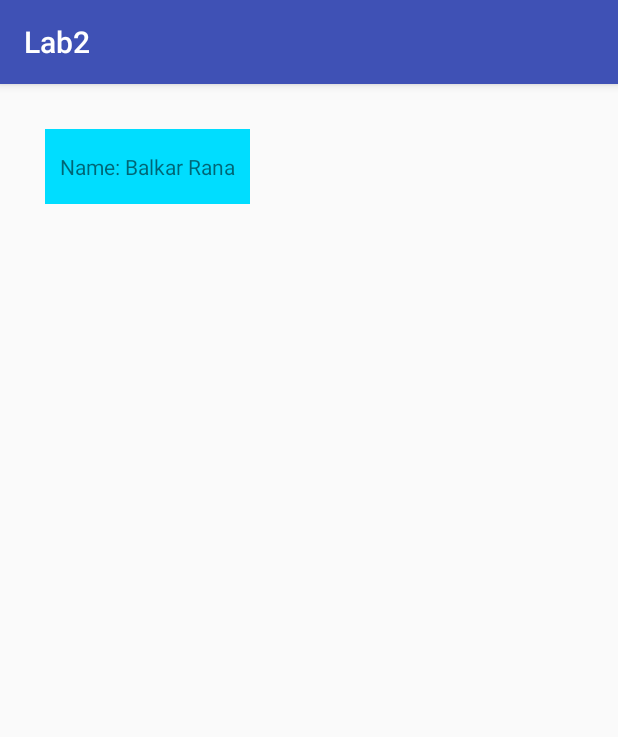
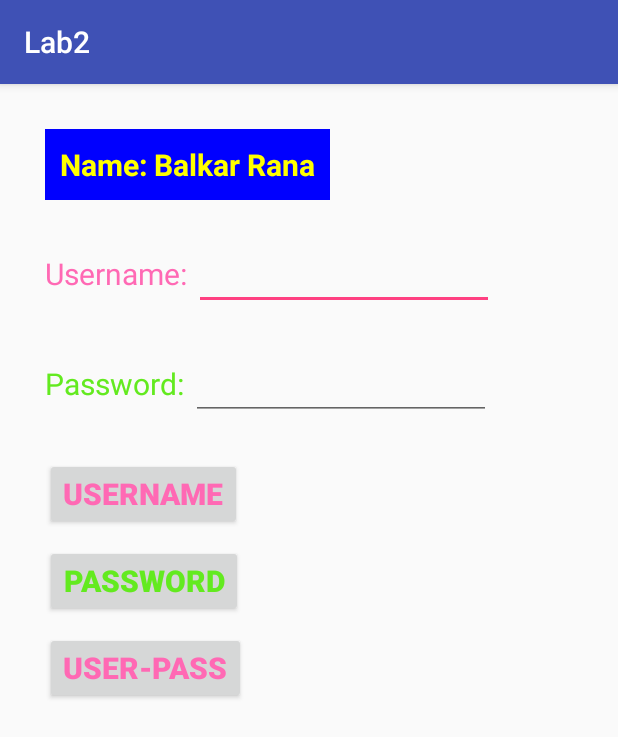
Before and after one commit to BalkarSR/AndroidDevelopment, an Android app: the screen it shows after launch (MainActivity), on a phone screen of 412 x 824 dp. Shown: the top 737 px of the screen. Run offline under Robolectric (Android 15) with nearby library versions, the phone set to English and light mode, and no system bars.

Commit message:
Added java code and finished the UI part

```diff
--- a/Lab2/app/src/main/java/com/example/balkarrana/lab2/MainActivity.java
+++ b/Lab2/app/src/main/java/com/example/balkarrana/lab2/MainActivity.java
@@ -1,13 +1,48 @@
 package com.example.balkarrana.lab2;
 
+import android.content.Intent;
 import android.support.v7.app.AppCompatActivity;
 import android.os.Bundle;
+import android.view.View;
+import android.widget.Button;
+import android.widget.EditText;
+import android.widget.TextView;
 
-public class MainActivity extends AppCompatActivity {
+public class MainActivity extends AppCompatActivity{
 
     @Override
     protected void onCreate(Bundle savedInstanceState) {
         super.onCreate(savedInstanceState);
         setContentView(R.layout.activity_main);
+
+        EditText usernameInput = (EditText)findViewById(R.id.username);
+        final String userText = usernameInput.getText().toString();
+        final Button userButtonVariable = (Button)findViewById(R.id.userButton);
+
+        EditText passwordInput = (EditText)findViewById(R.id.username);
+        final String passText = passwordInput.getText().toString();
+        final Button passButtonVariable = (Button)findViewById(R.id.passButton);
+
+        final String userPassText = userText + passText;
+        final Button userPassButtonVariable = (Button)findViewById(R.id.userPassButton);
+
+        userButtonVariable.setOnClickListener(new View.OnClickListener() {
+            public void onClick(View v) {
+                userButtonVariable.setText(userText);
+            }
+        });
+
+        passButtonVariable.setOnClickListener(new View.OnClickListener() {
+            public void onClick(View v) {
+                passButtonVariable.setText(passText);
+            }
+        });
+
+        userPassButtonVariable.setOnClickListener(new View.OnClickListener() {
+            public void onClick(View v) {
+                userPassButtonVariable.setText(userPassText);
+            }
+        });
     }
+
 }
--- a/Lab2/app/src/main/res/layout/activity_main.xml
+++ b/Lab2/app/src/main/res/layout/activity_main.xml
@@ -7,21 +7,117 @@
     tools:context=".MainActivity">
 
     <LinearLayout
-        android:layout_width="wrap_content"
-        android:layout_height="wrap_content"
-        android:orientation="vertical">
+        android:layout_width="368dp"
+        android:layout_height="495dp"
+        android:orientation="vertical"
+        tools:layout_editor_absoluteX="8dp"
+        tools:layout_editor_absoluteY="8dp">
 
-        <TextView
+    <TextView
             android:layout_width="wrap_content"
-            android:layout_height="50dp"
-            android:background="@android:color/holo_blue_bright"
+            android:layout_height="wrap_content"
+            android:background="#0000ff"
             android:gravity="center"
             android:padding="10dp"
             android:text="Name: Balkar Rana"
             android:layout_marginLeft="30dp"
             android:layout_marginTop="30dp"
+            android:textColor="#FFFF00"
+            android:textSize="20dp"
+            android:textStyle="bold"
+            />
 
-            />
+    <LinearLayout
+        android:layout_width="wrap_content"
+        android:layout_height="wrap_content"
+        android:layout_marginTop="25dp"
+        android:orientation="horizontal">
+
+        <TextView
+            android:layout_width="wrap_content"
+            android:layout_height="wrap_content"
+            android:layout_marginLeft="30dp"
+            android:textColor="#FF69B4"
+            android:text="Username: "
+            android:textSize="20dp"/>
+
+        <EditText
+            android:layout_width="200dp"
+            android:layout_height="wrap_content"
+            android:gravity="left"
+            android:textColor="#000000"
+            android:textSize="20dp"
+            android:id="@+id/username"/>
+
+    </LinearLayout>
+
+    <LinearLayout
+        android:layout_width="wrap_content"
+        android:layout_height="wrap_content"
+        android:layout_marginTop="25dp"
+        android:orientation="horizontal">
+
+        <TextView
+            android:layout_width="wrap_content"
+            android:layout_height="wrap_content"
+            android:layout_marginLeft="30dp"
+            android:textColor="#63ea1f"
+            android:text="Password: "
+            android:textSize="20dp"/>
+
+        <EditText
+            android:inputType="textPassword"
+            android:layout_width="200dp"
+            android:layout_height="wrap_content"
+            android:gravity="left"
+            android:textColor="#000000"
+            android:textSize="20dp"
+            android:id="@+id/password"/>
+
+
+    </LinearLayout>
+
+    <LinearLayout
+        android:layout_width="wrap_content"
+        android:layout_height="wrap_content"
+        android:orientation="vertical"
+        android:layout_marginTop="25dp">
+
+        <Button
+            android:layout_width="wrap_content"
+            android:layout_height="wrap_content"
+            android:layout_marginLeft="30dp"
+            android:text="Username"
+            android:textSize="20dp"
+            android:textStyle="bold"
+            android:textColor="#FF69B4"
+            android:id="@+id/userButton"
+            android:onClick="onClick"/>
+        <Button
+            android:layout_width="wrap_content"
+            android:layout_height="wrap_content"
+            android:layout_marginLeft="30dp"
+            android:layout_marginTop="10dp"
+            android:text="Password"
+            android:textSize="20dp"
+            android:textStyle="bold"
+            android:textColor="#63ea1f"
+            android:id="@+id/passButton"
+            android:onClick="onClick"/>
+        <Button
+            android:layout_width="wrap_content"
+            android:layout_height="wrap_content"
+            android:layout_marginLeft="30dp"
+            android:layout_marginTop="10dp"
+            android:text="USER-PASS"
+            android:textSize="20dp"
+            android:textStyle="bold"
+            android:textColor="#FF69B4"
+            android:id="@+id/userPassButton"
+            android:onClick="onClick"/>
+
+    </LinearLayout>
+
 
     </LinearLayout>
 
```
